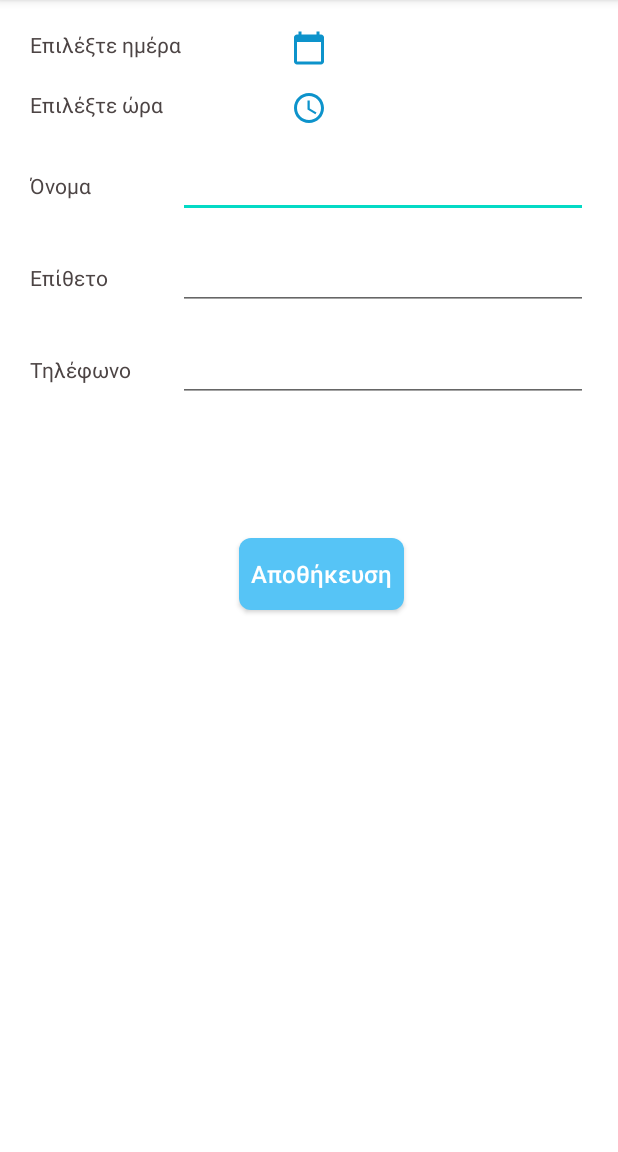
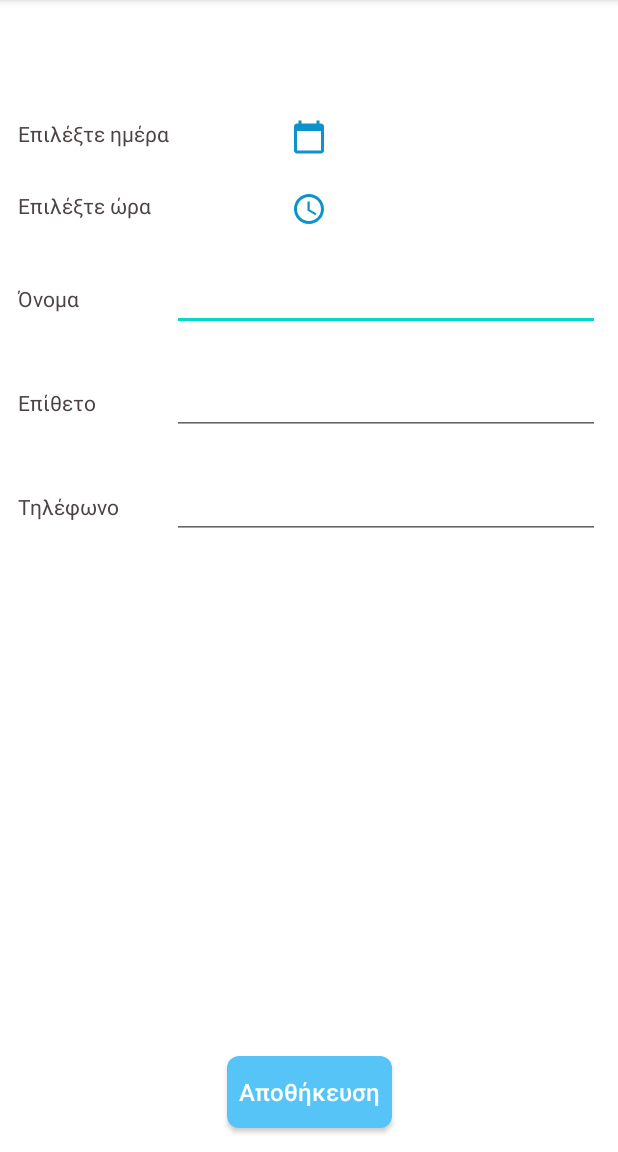
Before and after one commit to dlnioanna/VaccineAppointment, an Android app: the AppointmentActivity screen opened directly, with no data from a screen before it, on a phone screen of 412 x 824 dp, the part 84-1236 px from its top. Run offline under Robolectric (Android 15) with nearby library versions, the phone set to English and light mode, and no system bars; our stand-ins replace Firebase (no records; nobody signed in at launch, a user with empty details on screens opened directly), data binding; 1 statement that could not run was skipped.

Commit message:
layout appointment

```diff
--- a/app/src/main/java/unipi/protal/vaccineappointment/activities/AppointmentActivity.java
+++ b/app/src/main/java/unipi/protal/vaccineappointment/activities/AppointmentActivity.java
@@ -53,6 +53,7 @@ public class AppointmentActivity extends AppCompatActivity {
         firebaseDatabase = FirebaseDatabase.getInstance();
         databaseReference = firebaseDatabase.getReference(VACCINE_POINTS);
         user = firebaseAuth.getCurrentUser();
+        binding.appointmentHospitalTitle.setText("Νοσοκομείο "+hospital.getTitle());
         binding.datePickerImage.setOnClickListener(new View.OnClickListener() {
             @Override
             public void onClick(View v) {
--- a/app/src/main/java/unipi/protal/vaccineappointment/activities/MapsActivity.java
+++ b/app/src/main/java/unipi/protal/vaccineappointment/activities/MapsActivity.java
@@ -12,6 +12,7 @@ import android.location.Location;
 import android.location.LocationListener;
 import android.location.LocationManager;
 import android.os.Bundle;
+import android.util.Log;
 import android.view.View;
 import android.widget.Toast;
 
@@ -19,7 +20,6 @@ import com.google.android.gms.maps.CameraUpdateFactory;
 import com.google.android.gms.maps.GoogleMap;
 import com.google.android.gms.maps.OnMapReadyCallback;
 import com.google.android.gms.maps.SupportMapFragment;
-import com.google.android.gms.maps.model.BitmapDescriptor;
 import com.google.android.gms.maps.model.BitmapDescriptorFactory;
 import com.google.android.gms.maps.model.CameraPosition;
 import com.google.android.gms.maps.model.CircleOptions;
@@ -71,7 +71,7 @@ public class MapsActivity extends FragmentActivity implements OnMapReadyCallback
         /*
         default lat long to Syntagma square
          */
-        position = new LatLng(37.9750952, 23.7328519);
+        position = new LatLng(37.9755024, 23.7351172);
         manager = (LocationManager) getSystemService(LOCATION_SERVICE);
         if (ActivityCompat.checkSelfPermission(this, ACCESS_FINE_LOCATION) != PackageManager.PERMISSION_GRANTED) {
             ActivityCompat.requestPermissions(this, new String[]{ACCESS_FINE_LOCATION}, REQUEST_LOCATION);
@@ -89,10 +89,10 @@ public class MapsActivity extends FragmentActivity implements OnMapReadyCallback
                     Hospital hospital = snapshot.getValue(Hospital.class);
                     hospitalList.add(hospital);
                 }
-                binding.firebaseProgressBar.setVisibility(View.GONE);
-                createAdapter();
                 if (currentLocation != null) {
                     calculateDistance(currentLocation);
+                    binding.firebaseProgressBar.setVisibility(View.GONE);
+                    createAdapter();
                 }
             }
 
@@ -167,6 +167,11 @@ public class MapsActivity extends FragmentActivity implements OnMapReadyCallback
     @Override
     public void onLocationChanged(@NonNull Location location) {
         currentLocation = location;
+        if (hospitalsByDistance == null) {
+            calculateDistance(currentLocation);
+            binding.firebaseProgressBar.setVisibility(View.GONE);
+            createAdapter();
+        }
         position = new LatLng(currentLocation.getLatitude(), currentLocation.getLongitude());
         mMap.clear();
         mMap.addCircle(new CircleOptions().center(position).radius(30).strokeColor(Color.BLUE).fillColor(Color.BLUE));
--- a/app/src/main/res/layout/activity_appointment.xml
+++ b/app/src/main/res/layout/activity_appointment.xml
@@ -3,24 +3,42 @@
     xmlns:app="http://schemas.android.com/apk/res-auto"
     xmlns:tools="http://schemas.android.com/tools">
 
-    <ScrollView
+    <androidx.constraintlayout.widget.ConstraintLayout
         android:layout_width="match_parent"
         android:layout_height="match_parent"
-        android:layout_marginBottom="@dimen/extra_large_margin">
+        android:layout_margin="@dimen/large_margin"
+        android:layout_marginBottom="@dimen/extra_large_margin"
+        android:layout_marginTop="@dimen/extra_large_margin"
+        tools:context=".activities.AppointmentActivity">
 
-        <androidx.constraintlayout.widget.ConstraintLayout
+        <TextView
+            android:id="@+id/appointment_hospital_title"
+            style="@style/appointment_hospital_title"
+            app:layout_constraintBottom_toTopOf="@id/scrollView"
+            app:layout_constraintEnd_toEndOf="parent"
+            app:layout_constraintStart_toStartOf="parent"
+            app:layout_constraintTop_toTopOf="parent"
+            tools:text="hospital title" />
+
+        <ScrollView
+            android:id="@+id/scrollView"
             android:layout_width="match_parent"
             android:layout_height="wrap_content"
-            android:layout_margin="@dimen/medium_margin"
-            android:layout_marginBottom="@dimen/extra_large_margin"
-            tools:context=".activities.AppointmentActivity">
+            android:layout_marginTop="@dimen/large_margin"
+            android:layout_marginBottom="@dimen/large_margin"
+            app:layout_constraintTop_toBottomOf="@+id/appointment_hospital_title">
+
+            <LinearLayout
+                android:layout_width="match_parent"
+                android:layout_height="wrap_content"
+                android:orientation="vertical">
 
                 <LinearLayout
                     android:id="@+id/date_layout"
                     style="@style/appointment_linear_layout"
                     app:layout_constraintEnd_toEndOf="parent"
                     app:layout_constraintStart_toStartOf="parent"
-                app:layout_constraintTop_toTopOf="parent">
+                    app:layout_constraintTop_toBottomOf="@+id/appointment_hospital_title">
 
                     <TextView
                         style="@style/appointment_text_view"
@@ -30,12 +48,14 @@
                         android:id="@+id/date_picker_image"
                         style="@style/date_picker_style"
                         app:srcCompat="@drawable/ic_calendar" />
+
                     <TextView
                         android:id="@+id/selected_date"
                         style="@style/appointment_text_view"
-                   tools:text="@string/select_date_text"/>
+                        tools:text="@string/select_date_text" />
 
                 </LinearLayout>
+
                 <LinearLayout
                     android:id="@+id/time_layout"
                     style="@style/appointment_linear_layout"
@@ -51,12 +71,14 @@
                         android:id="@+id/time_picker_image"
                         style="@style/date_picker_style"
                         app:srcCompat="@drawable/ic_clock" />
+
                     <TextView
                         android:id="@+id/selected_time"
                         style="@style/appointment_text_view"
-                    tools:text="@string/select_date_text"/>
+                        tools:text="@string/select_date_text" />
 
                 </LinearLayout>
+
                 <LinearLayout
                     android:id="@+id/name_layout"
                     style="@style/appointment_linear_layout"
@@ -126,19 +148,18 @@
                     app:layout_constraintEnd_toEndOf="parent"
                     app:layout_constraintStart_toStartOf="parent"
                     app:layout_constraintTop_toBottomOf="@+id/first_dose" />
-
+            </LinearLayout>
+        </ScrollView>
 
         <android.widget.Button
             android:id="@+id/save_appointment"
             style="@style/save_appointment_button"
             app:layout_constraintBottom_toBottomOf="parent"
             app:layout_constraintEnd_toEndOf="parent"
-                app:layout_constraintHorizontal_bias="0.533"
             app:layout_constraintStart_toStartOf="parent"
-                app:layout_constraintTop_toBottomOf="@+id/second_dose"
+            app:layout_constraintTop_toBottomOf="@+id/scrollView"
             app:layout_constraintVertical_bias="1.0" />
 
 
     </androidx.constraintlayout.widget.ConstraintLayout>
-    </ScrollView>
 </layout>
--- a/app/src/main/res/values/styles.xml
+++ b/app/src/main/res/values/styles.xml
@@ -73,7 +73,17 @@
         <item name="android:textAlignment">center</item>
         <item name="android:layout_margin">@dimen/medium_margin</item>
     </style>
-
+    <style name="appointment_hospital_title">
+        <item name="android:layout_width">match_parent</item>
+        <item name="android:layout_height">wrap_content</item>
+        <item name="android:gravity">center</item>
+        <item name="android:textColor">@color/colorPrimary</item>
+        <item name="android:textSize">@dimen/hospital_list_title_size</item>
+        <item name="android:textStyle">bold</item>
+        <item name="android:textAlignment">center</item>
+        <item name="android:layout_margin">@dimen/medium_margin</item>
+        <item name="android:padding">@dimen/medium_margin</item>
+    </style>
     <style name="hospital_title">
         <item name="android:layout_width">match_parent</item>
         <item name="android:layout_height">wrap_content</item>
```
Lines whose indentation alone changed are shown as unchanged.
